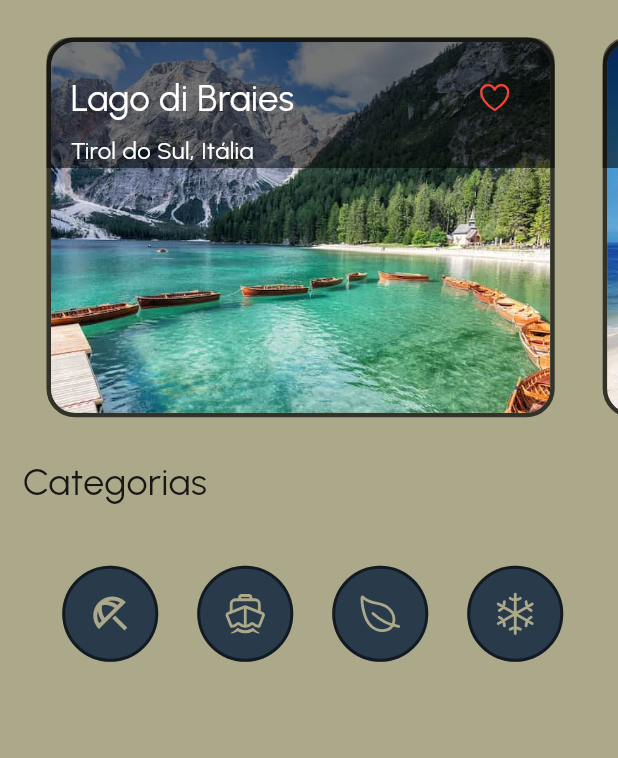
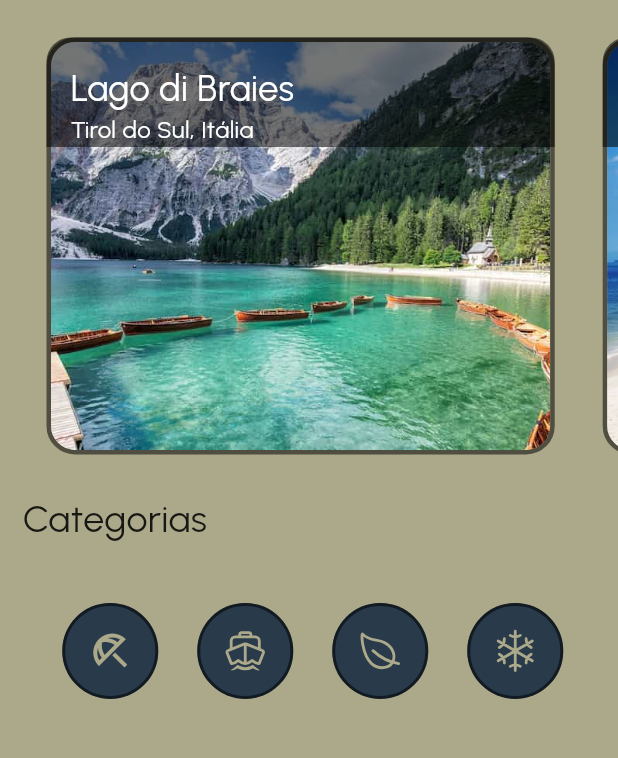
Before and after one commit to Alvimm/m4n2, a Flutter app: the screen it shows after launch, on a phone screen of 412 x 824 dp, the part 339-1097 px from its top. Run offline on Flutter 3.47's test engine with Material 3 defaults, Android fonts, the phone set to English and light mode, and no system bars; our stand-ins replace google_fonts, ionicons.

Commit message:
Commented out unused code in BannerDestinations

```diff
--- a/lib/widgets/banner_destinations.dart
+++ b/lib/widgets/banner_destinations.dart
@@ -4,7 +4,7 @@ import 'package:explore_mundo_app/utils/colors.dart';
 import 'package:explore_mundo_app/widgets/details_packages.dart';
 import 'package:flutter/material.dart';
 import 'package:explore_mundo_app/utils/data.dart';
-import 'package:ionicons/ionicons.dart';
+// import 'package:ionicons/ionicons.dart';
 
 class BannerDestinations extends StatelessWidget {
   const BannerDestinations({super.key});
@@ -32,7 +32,7 @@ class DestinationContainer extends StatefulWidget {
 }
 
 class _DestinationContainerState extends State<DestinationContainer> {
-  bool _isClicked = false;
+  // bool _isClicked = false;
 
   @override
   Widget build(BuildContext context) {
@@ -48,31 +48,31 @@ class _DestinationContainerState extends State<DestinationContainer> {
       width: MediaQuery.of(context).size.width * .9,
       child: Stack(
         children: [
-          buildDestinationImage(context),
-          buildDestinationText(context),
+          destinationImage(context),
+          destinationText(context),
         ],
       ),
     ),
   );
   }
 
-  Widget buildDestinationImage(BuildContext context) {
+  Widget destinationImage(BuildContext context) {
     return Container(
       decoration: BoxDecoration(
           borderRadius: BorderRadius.circular(19),
-          border: Border.all(color: Colors.black.withOpacity(0.7), width: 3)),
+          border: Border.all(color: MyColors.background, width: 3)),
       child: ClipRRect(
         borderRadius: BorderRadius.circular(16),
         child: Image.asset(
           widget.place.image,
           fit: BoxFit.cover,
-          height: MediaQuery.of(context).size.height * .3,
+          height: MediaQuery.of(context).size.height * .33,
         ),
       ),
     );
   }
 
-  Widget buildDestinationText(BuildContext context) {
+  Widget destinationText(BuildContext context) {
     return Container(
       decoration: const BoxDecoration(
         color: MyColors.background,
@@ -94,16 +94,16 @@ class _DestinationContainerState extends State<DestinationContainer> {
                   ),
                 ),
               ),
-              IconButton(
-                color: Colors.red,
-                onPressed: () {
-                  setState(() {
-                    _isClicked = !_isClicked;
-                  });
-                },
-                icon:
-                    Icon(_isClicked ? Ionicons.heart : Ionicons.heart_outline),
-              ),
+              // IconButton(
+              //   color: Colors.red,
+              //   onPressed: () {
+              //     setState(() {
+              //       _isClicked = !_isClicked;
+              //     });
+              //   },
+              //   icon:
+              //       Icon(_isClicked ? Ionicons.heart : Ionicons.heart_outline),
+              // ),
             ],
           ),
           Text(
```
